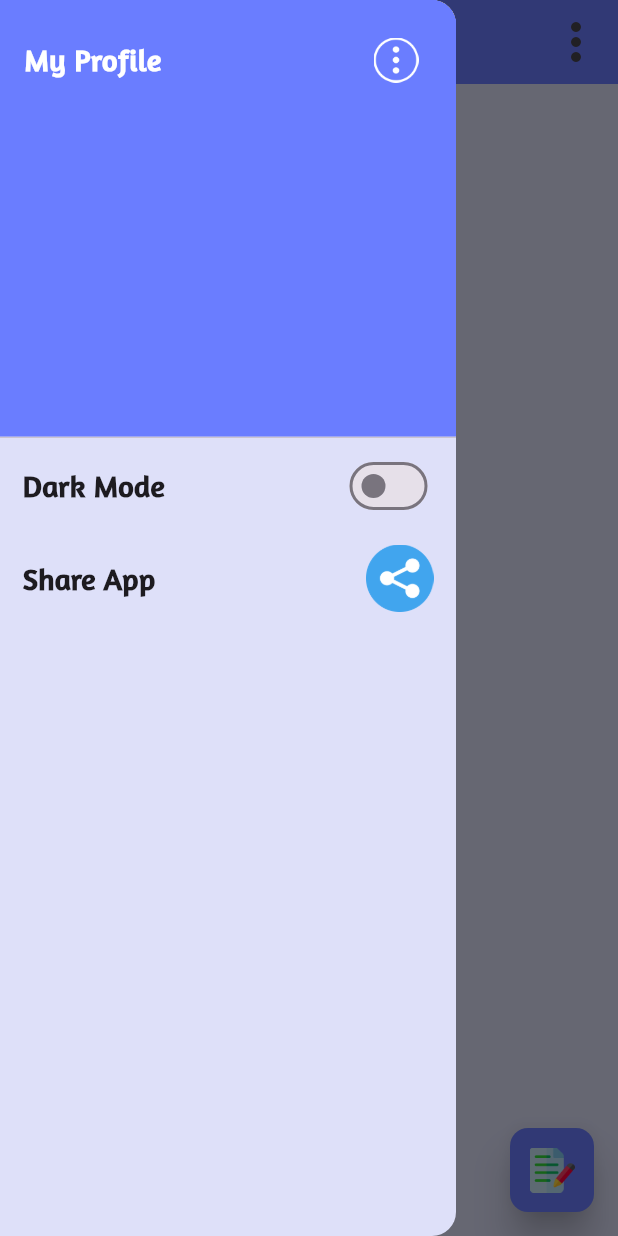
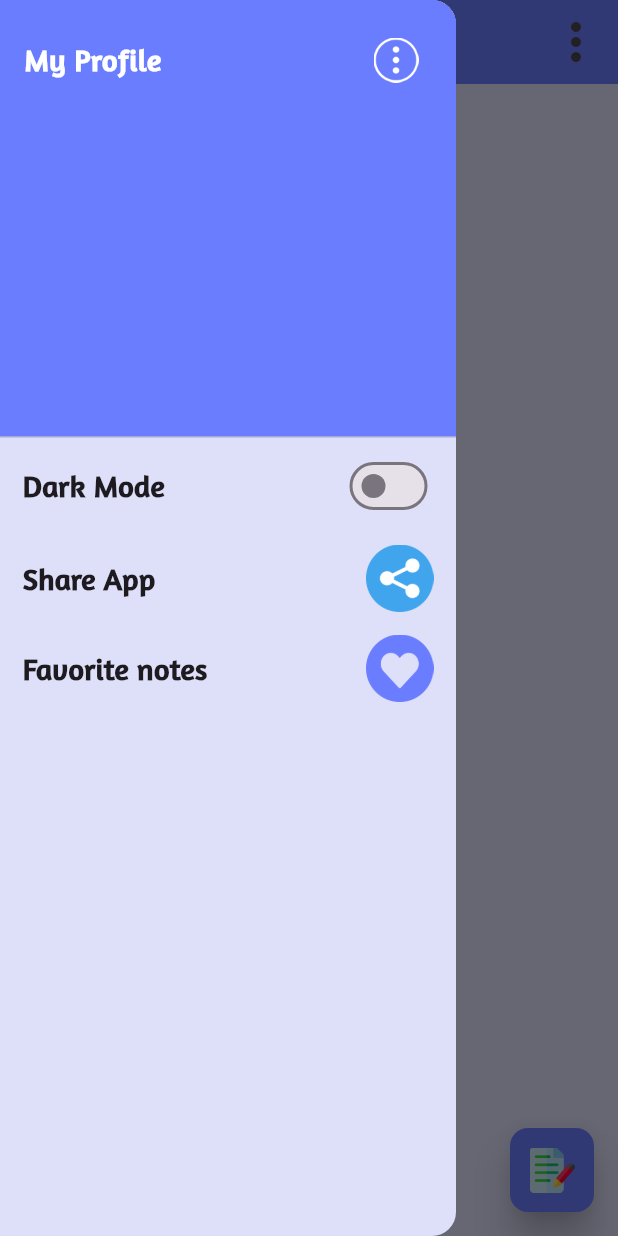
Before and after one commit to alhasann351/noteapp_firebase, a Flutter app: the NotesScreen screen opened by its route, with the side drawer open, on a phone screen of 412 x 824 dp. Run offline on Flutter 3.47's test engine with Material 3 defaults, Android fonts, the phone set to English and light mode, and no system bars; our stand-ins replace cloud_firestore, firebase_auth, firebase_core, firebase_storage, fluttertoast, get and 5 more; accounts and stored records are empty.

Commit message:
favorite-note-item-added-in-drawer

```diff
--- a/lib/resources/colors/app-colors.dart
+++ b/lib/resources/colors/app-colors.dart
@@ -32,6 +32,7 @@ class AppColors{
   static const Color exitAppColor = Color(0xFFFFFF00);
   static const Color noExitAppColor = Colors.red;
   static const Color noteContentColor = Colors.white;
+  static const Color drawerItemsIconColor = Color(0xFFE49BFF);
 
   static var cardBackgroundColor = [
     const Color(0xFF0079FF),
--- a/lib/resources/components/app_drawer.dart
+++ b/lib/resources/components/app_drawer.dart
@@ -20,7 +20,7 @@ class AppDrawer extends StatelessWidget {
   @override
   Widget build(BuildContext context) {
     return SafeArea(
-      child: Drawer(
+      child: Obx(() => Drawer(
           child: ListView(
         children: [
           SizedBox(
@@ -151,10 +151,33 @@ class AppDrawer extends StatelessWidget {
                   ),
                 ),
               ),
+              const SizedBox(height: 15,),
+              Padding(
+                padding: const EdgeInsets.symmetric(horizontal: 15),
+                child: GestureDetector(
+                  onTap: (){
+                    AppUtil().showToastMessage('Share app click');
+                  },
+                  child: Row(
+                    mainAxisAlignment: MainAxisAlignment.spaceBetween,
+                    children: [
+                      const Text(
+                        'Favorite notes',
+                        style: TextStyle(
+                          fontSize: 20,
+                          fontWeight: FontWeight.bold,
+                          fontFamily: AppFontStyle.amaranth,
+                        ),
+                      ),
+                      Image.asset(ImageIconAssets.favoriteIcon, width: 45, height: 45, color: themeController.isDarkMode.value ? AppColors.drawerItemsIconColor : AppColors.commonColor,),
+                    ],
+                  ),
+                ),
+              ),
             ],
           ),
         ],
       )),
-    );
+    ));
   }
 }
```
